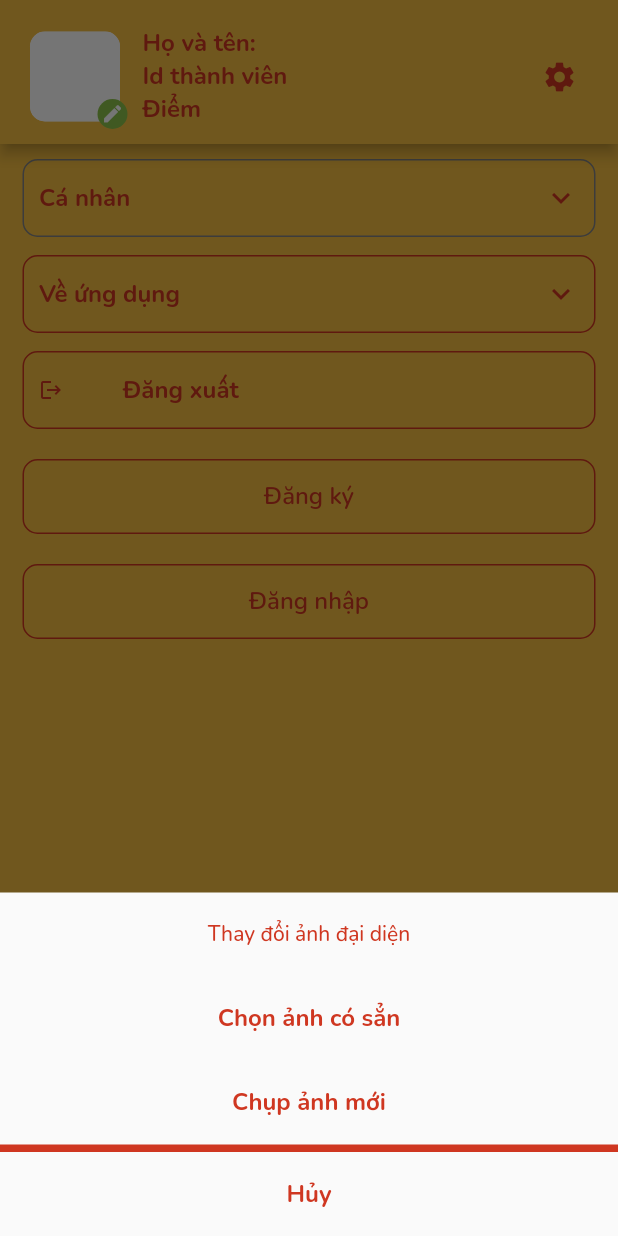
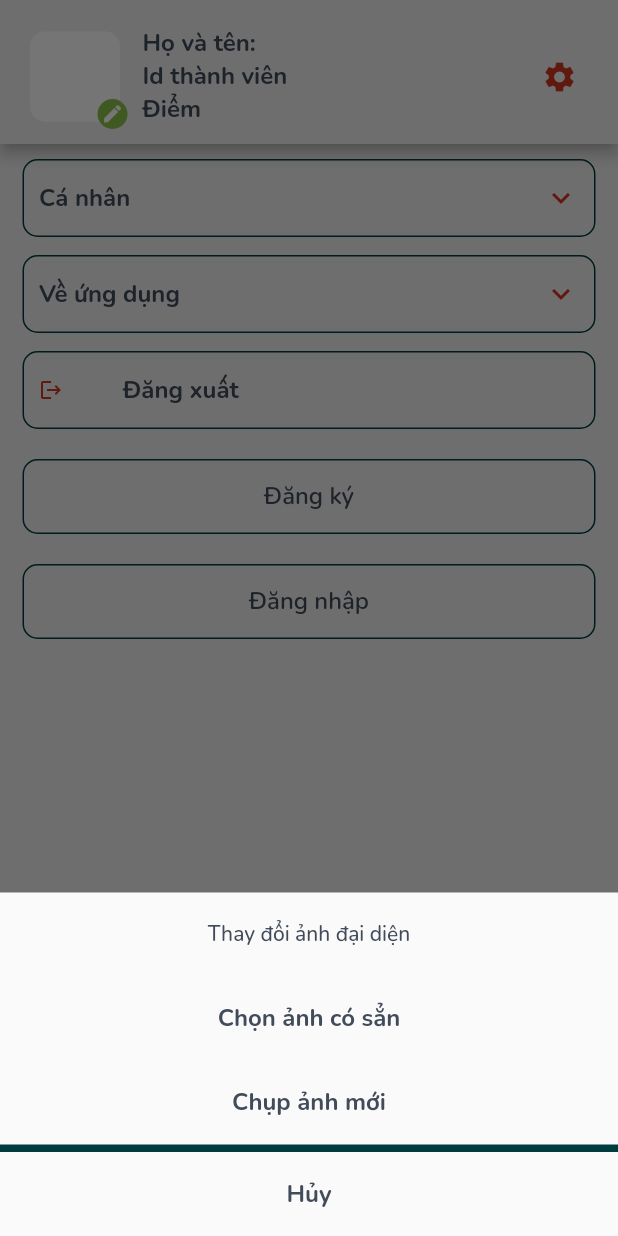
Before and after one commit to phudqph09495/app_q_n_a, a Flutter app: the screen it shows after launch, item 3 of the bottom bar chosen, after a tap on the "edit" icon, on a phone screen of 412 x 824 dp. Run offline on Flutter 3.47's test engine with Material 2 defaults, Android fonts, the phone set to English and light mode, and no system bars; our stand-ins replace flutter_rating_bar, font_awesome_flutter, google_fonts, image_cropper, image_picker, readmore and 2 more; missing offline and left inert: qr_code_scanner; network calls fail.

Commit message:
update  ngay 20/06/2022

```diff
--- a/lib/Screens/Screens_Notification/notification.dart
+++ b/lib/Screens/Screens_Notification/notification.dart
@@ -19,9 +19,9 @@ class _NotificationbarState extends State<Notificationbar> {
       home: DefaultTabController(
         length: 2,
         child: Scaffold(
-          backgroundColor: ColorApp.orangeF0,
+          backgroundColor: ColorApp.whiteF0,
           appBar: AppBar(
-            backgroundColor: ColorApp.orangeF0,
+            backgroundColor: ColorApp.whiteF0,
             title: TabBar(
               labelColor: ColorApp.black,
               unselectedLabelStyle:
@@ -33,13 +33,13 @@ class _NotificationbarState extends State<Notificationbar> {
                 Tab(
                   child: Text(
                     "Sự kiện nóng",
-                    style: TextStyle(color: ColorApp.orangeF01),
+                    style: TextStyle(color: ColorApp.black),
                   ),
                 ),
                 Tab(
                   child: Text(
                     "Thông báo",
-                    style: TextStyle(color: ColorApp.orangeF01),
+                    style: TextStyle(color: ColorApp.black),
                   ),
                 ),
               ],
--- a/lib/Screens/Screens_TaiKhoan/body_product.dart
+++ b/lib/Screens/Screens_TaiKhoan/body_product.dart
@@ -1,3 +1,4 @@
+import 'package:app_q_n_a/Screens/Screens_Pays/Screens_Pays.dart';
 import 'package:app_q_n_a/Screens/Screens_TaiKhoan/question_saved.dart';
 import 'package:app_q_n_a/Screens/Screens_TaiKhoan/user_manual.dart';
 import 'package:app_q_n_a/Screens/login.dart';
@@ -98,7 +99,13 @@ class _BodyProductState extends State<BodyProduct> {
         // },
         onTap: () => launch('https://hoidap247.com/'),
       ),
-      TitleAccount(iconData: Icons.wallet, title: "Ví điện tử"),
+      TitleAccount(
+          iconData: Icons.wallet,
+          title: "Ví điện tử",
+          onTap: () {
+            showModalBottomSheet(
+                context: context, builder: (context) => ScreensPays());
+          }),
       TitleAccount(
         iconData: CupertinoIcons.chat_bubble,
         title: "Liên hệ và góp ý",
@@ -110,9 +117,9 @@ class _BodyProductState extends State<BodyProduct> {
   @override
   Widget build(BuildContext context) {
     return Scaffold(
-      backgroundColor: ColorApp.orangeF0,
+      backgroundColor: ColorApp.whiteF0,
       appBar: AppBar(
-        backgroundColor: ColorApp.orangeF0,
+        backgroundColor: ColorApp.whiteF0,
         bottom: PreferredSize(
           child: getAppBottomView(context),
           preferredSize: const Size.fromHeight(40.0),
@@ -124,7 +131,7 @@ class _BodyProductState extends State<BodyProduct> {
           children: [
             Container(
               decoration: BoxDecoration(
-                  border: Border.all(color: ColorApp.grey82, width: 1),
+                  border: Border.all(color: ColorApp.black00, width: 1),
                   borderRadius: BorderRadius.circular(10)),
               child: ListTileTheme(
                 contentPadding: const EdgeInsets.symmetric(horizontal: 10),
@@ -135,7 +142,7 @@ class _BodyProductState extends State<BodyProduct> {
                   title: Text(
                     'Cá nhân',
                     style: StyleApp.textStyle700(
-                        color: ColorApp.orangeF01, fontSize: 16),
+                        color: ColorApp.black, fontSize: 16),
                   ),
                   children: List.generate(
                     titleAccount.length,
@@ -153,7 +160,7 @@ class _BodyProductState extends State<BodyProduct> {
             ),
             Container(
               decoration: BoxDecoration(
-                  border: Border.all(color: ColorApp.orangeF01, width: 1),
+                  border: Border.all(color: ColorApp.black00, width: 1),
                   borderRadius: BorderRadius.circular(10)),
               child: ListTileTheme(
                 contentPadding: const EdgeInsets.symmetric(horizontal: 10),
@@ -164,7 +171,7 @@ class _BodyProductState extends State<BodyProduct> {
                   title: Text(
                     'Về ứng dụng',
                     style: StyleApp.textStyle700(
-                        color: ColorApp.orangeF01, fontSize: 16),
+                        color: ColorApp.black, fontSize: 16),
                   ),
                   children: List.generate(
                     titleApp.length,
@@ -182,7 +189,7 @@ class _BodyProductState extends State<BodyProduct> {
             ),
             Container(
               decoration: BoxDecoration(
-                  border: Border.all(color: ColorApp.orangeF01, width: 1),
+                  border: Border.all(color: ColorApp.black00, width: 1),
                   borderRadius: BorderRadius.circular(10)),
               child: ListTileTheme(
                 contentPadding: const EdgeInsets.symmetric(horizontal: 10),
@@ -196,7 +203,7 @@ class _BodyProductState extends State<BodyProduct> {
                   title: Text(
                     'Đăng xuất',
                     style: StyleApp.textStyle700(
-                        color: ColorApp.orangeF01, fontSize: 16),
+                        color: ColorApp.black, fontSize: 16),
                   ),
                 ),
               ),
@@ -205,10 +212,10 @@ class _BodyProductState extends State<BodyProduct> {
               height: 20,
             ),
             Button1(
-                colorButton: ColorApp.orangeF0,
-                textColor: ColorApp.orangeF01,
+                colorButton: ColorApp.whiteF0,
+                textColor: ColorApp.black,
                 textButton: 'Đăng ký',
-                border: Border.all(color: ColorApp.orangeF01),
+                border: Border.all(color: ColorApp.black00),
                 radius: 10,
                 ontap: () {
                   Navigator.push(
@@ -220,10 +227,10 @@ class _BodyProductState extends State<BodyProduct> {
               height: 20,
             ),
             Button1(
-                colorButton: ColorApp.orangeF0,
-                textColor: ColorApp.orangeF01,
+                colorButton: ColorApp.whiteF0,
+                textColor: ColorApp.black,
                 textButton: 'Đăng nhập',
-                border: Border.all(color: ColorApp.orangeF01),
+                border: Border.all(color: ColorApp.black00),
                 radius: 10,
                 ontap: () {
                   Navigator.push(context,
@@ -242,7 +249,7 @@ class _BodyProductState extends State<BodyProduct> {
       title: Text(
         title,
         style: StyleApp.textStyle500(
-          color: ColorApp.orangeF01,
+          color: ColorApp.black,
         ),
       ),
       leading: Icon(
--- a/lib/Screens/Screens_TaiKhoan/question_saved.dart
+++ b/lib/Screens/Screens_TaiKhoan/question_saved.dart
@@ -8,13 +8,13 @@ class Question_saved extends StatelessWidget {
   @override
   Widget build(BuildContext context) {
     return Scaffold(
-      backgroundColor: ColorApp.orangeF0,
+      backgroundColor: ColorApp.whiteF0,
       appBar: AppBar(
-        backgroundColor: ColorApp.orangeF0,
+        backgroundColor: ColorApp.whiteF0,
         centerTitle: false,
         title: Text(
           "Câu hỏi đã lưu",
-          style: StyleApp.textStyle700(fontSize: 18, color: ColorApp.orangeF01),
+          style: StyleApp.textStyle700(fontSize: 18, color: ColorApp.black),
         ),
         leading: IconButton(
           onPressed: () {
--- a/lib/Screens/account/item/bottom_sheet_avavtar.dart
+++ b/lib/Screens/account/item/bottom_sheet_avavtar.dart
@@ -18,7 +18,7 @@ class BottomSheetAvatar extends StatelessWidget {
             title: Text(
               "Thay đổi ảnh đại diện",
               textAlign: TextAlign.center,
-              style: StyleApp.textStyle500(color: ColorApp.orangeF01),
+              style: StyleApp.textStyle500(color: ColorApp.black),
             ),
           ),
           ListTile(
@@ -32,17 +32,17 @@ class BottomSheetAvatar extends StatelessWidget {
             title: Text(
               "Chọn ảnh có sẳn",
               textAlign: TextAlign.center,
-              style: StyleApp.textStyle700(color: ColorApp.orangeF01,fontSize: 16),
+              style: StyleApp.textStyle700(color: ColorApp.black,fontSize: 16),
             ),
           ),
           ListTile(
             title: Text(
               "Chụp ảnh mới",
               textAlign: TextAlign.center,
-              style: StyleApp.textStyle700(color: ColorApp.orangeF01,fontSize: 16),
+              style: StyleApp.textStyle700(color: ColorApp.black,fontSize: 16),
             ),
           ),
-          Container(width: MediaQuery.of(context).size.width,height: 5,color: ColorApp.orangeF01),
+          Container(width: MediaQuery.of(context).size.width,height: 5,color: ColorApp.black00),
           ListTile(
             onTap: (){
               Navigator.pop(context);
@@ -50,7 +50,7 @@ class BottomSheetAvatar extends StatelessWidget {
             title: Text(
               "Hủy",
               textAlign: TextAlign.center,
-              style: StyleApp.textStyle700(color: ColorApp.orangeF01,fontSize: 16),
+              style: StyleApp.textStyle700(color: ColorApp.black,fontSize: 16),
             ),
           ),
         ],
--- a/lib/Screens/screen_home.dart
+++ b/lib/Screens/screen_home.dart
@@ -30,15 +30,15 @@ class _ScreenHomeState extends State<ScreenHome> {
           setState(() {});
         },
         elevation: 4,
-        backgroundColor: ColorApp.orangeF0,
+        backgroundColor: ColorApp.whiteF0,
         currentIndex: index,
         type: BottomNavigationBarType.fixed,
         selectedItemColor: ColorApp.orangeF01,
         selectedLabelStyle:
-            StyleApp.textStyle400(color: ColorApp.orangeF01, fontSize: 12),
-        unselectedItemColor: ColorApp.main,
+            StyleApp.textStyle400(color: ColorApp.black, fontSize: 12),
+        unselectedItemColor: ColorApp.black,
         unselectedLabelStyle:
-            StyleApp.textStyle400(color: ColorApp.orangeF01, fontSize: 12),
+            StyleApp.textStyle400(color: ColorApp.black, fontSize: 12),
         items: const [
           BottomNavigationBarItem(
               icon: Icon(CupertinoIcons.home), label: "Trang chủ"),
--- a/lib/widget/item_notifi.dart
+++ b/lib/widget/item_notifi.dart
@@ -56,7 +56,7 @@ class ItemNotifi extends StatelessWidget {
                         overflow: TextOverflow.ellipsis,
                         maxLines: 3,
                         style: StyleApp.textStyle400(
-                            fontSize: 12, color: ColorApp.orangeF01),
+                            fontSize: 12, color: ColorApp.black),
                       ),
                     ],
                   ),
--- a/lib/widget/widget_info/widgetText.dart
+++ b/lib/widget/widget_info/widgetText.dart
@@ -21,21 +21,21 @@ Widget getAppBottomView(BuildContext context) {
                   maxLines: 1,
                   overflow: TextOverflow.ellipsis,
                   style:
-                      StyleApp.textStyle700(color: ColorApp.orangeF01, fontSize: 16),
+                      StyleApp.textStyle700(color: ColorApp.black, fontSize: 16),
                 ),
                 Text(
                   'Id thành viên',
                   maxLines: 1,
                   overflow: TextOverflow.ellipsis,
                   style:
-                      StyleApp.textStyle700(color: ColorApp.orangeF01, fontSize: 16),
+                      StyleApp.textStyle700(color: ColorApp.black, fontSize: 16),
                 ),
                 Text(
                   'Điểm',
                   maxLines: 1,
                   overflow: TextOverflow.ellipsis,
                   style:
-                      StyleApp.textStyle700(color: ColorApp.orangeF01, fontSize: 16),
+                      StyleApp.textStyle700(color: ColorApp.black, fontSize: 16),
                 ),
               ],
             ),
--- a/pubspec.yaml
+++ b/pubspec.yaml
@@ -45,6 +45,7 @@ dependencies:
   image_cropper: ^2.0.3
   provider: ^6.0.3
   share: ^2.0.4
+  qr_code_scanner: ^1.0.0
 
 dev_dependencies:
   flutter_test:
```
Also changed, not shown: lib/Screens/Screens_Pays/Screens_Pays.dart (added, +37 -0 lines), lib/Screens/Screens_Pays/qrPays.dart (added, +78 -0 lines), lib/Screens/Screens_TaiKhoan/user_manual.dart (+6 -6 lines), lib/Screens/account/edit_account/change_password.dart (added, +78 -0 lines), lib/Screens/account/item/bottom_sheet.dart (+10 -3 lines), lib/Screens/account/profile.dart (+15 -16 lines), lib/Screens/account/tab_profile/tab_user.dart (+7 -7 lines), pubspec.lock.
